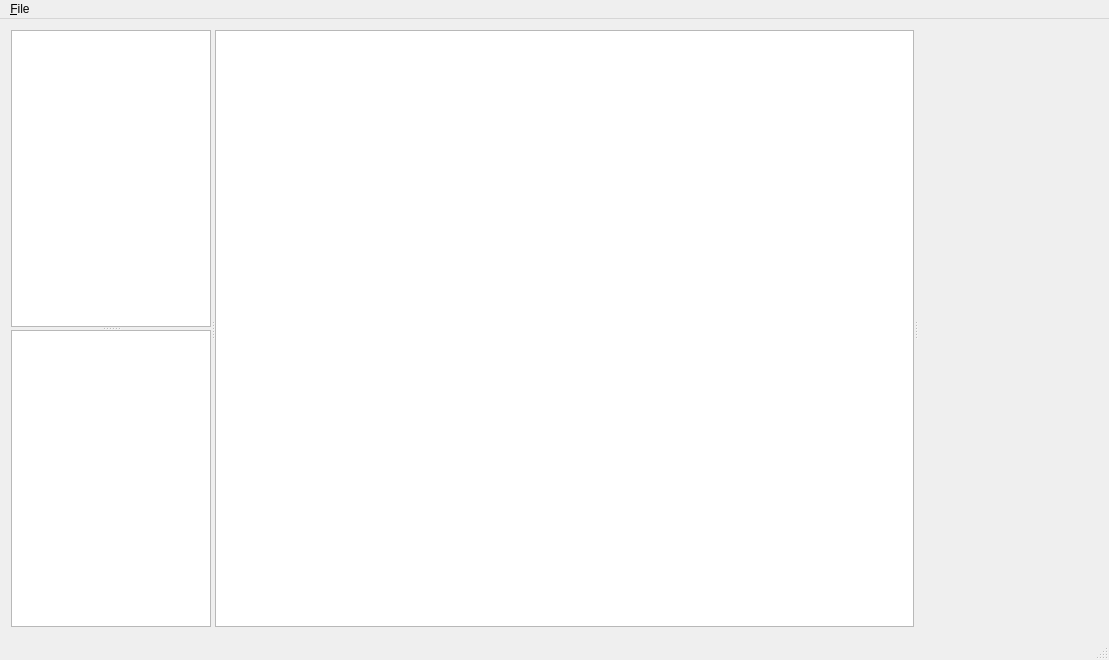
Above: trunk/maker/src/mainwindow.ui from develer-staff/rooms before the change. Below: the same form after it.
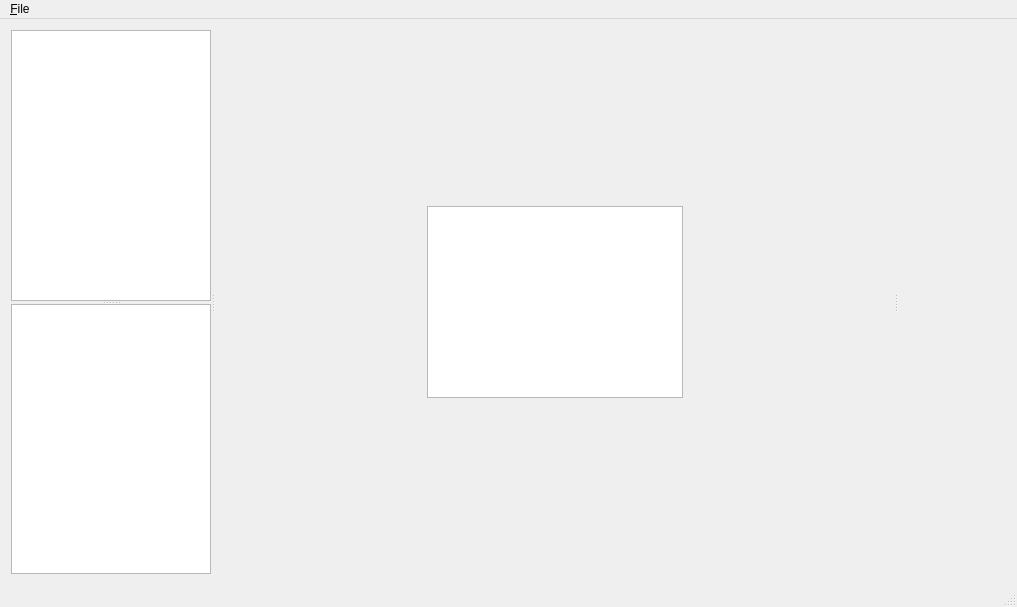
That is the form after the change. Custom widgets are drawn as their Qt base class.

Commit message: implementing the MVC for the roomList

What changed in the file:
```diff
--- a/trunk/maker/src/mainwindow.ui
+++ b/trunk/maker/src/mainwindow.ui
@@ -6,8 +6,8 @@
    <rect>
     <x>0</x>
     <y>0</y>
-    <width>1109</width>
-    <height>660</height>
+    <width>1017</width>
+    <height>607</height>
    </rect>
   </property>
   <property name="windowTitle">
@@ -17,8 +17,8 @@
    <bool>true</bool>
   </property>
   <widget class="QWidget" name="centralWidget">
-   <layout class="QGridLayout" name="gridLayout">
-    <item row="0" column="1">
+   <layout class="QGridLayout" name="gridLayout_2">
+    <item row="0" column="0">
      <widget class="QSplitter" name="splitter_2">
       <property name="orientation">
        <enum>Qt::Horizontal</enum>
@@ -65,7 +65,7 @@
          <number>0</number>
         </attribute>
        </widget>
-       <widget class="QTableView" name="roomsList">
+       <widget class="QListView" name="roomsList">
         <property name="minimumSize">
          <size>
           <width>80</width>
@@ -78,27 +78,82 @@
           <height>16777215</height>
          </size>
         </property>
-        <attribute name="verticalHeaderVisible">
-         <bool>false</bool>
-        </attribute>
-        <attribute name="verticalHeaderCascadingSectionResizes">
-         <bool>true</bool>
-        </attribute>
-        <attribute name="verticalHeaderDefaultSectionSize">
-         <number>0</number>
-        </attribute>
        </widget>
       </widget>
-      <widget class="RoomView" name="roomView">
-       <property name="contextMenuPolicy">
-        <enum>Qt::CustomContextMenu</enum>
-       </property>
-       <property name="renderHints">
-        <set>QPainter::Antialiasing|QPainter::HighQualityAntialiasing|QPainter::SmoothPixmapTransform|QPainter::TextAntialiasing</set>
-       </property>
-       <property name="dragMode">
-        <enum>QGraphicsView::RubberBandDrag</enum>
-       </property>
+      <widget class="QWidget" name="widget" native="true">
+       <layout class="QGridLayout" name="gridLayout">
+        <item row="0" column="1">
+         <spacer name="verticalSpacer">
+          <property name="orientation">
+           <enum>Qt::Vertical</enum>
+          </property>
+          <property name="sizeHint" stdset="0">
+           <size>
+            <width>20</width>
+            <height>159</height>
+           </size>
+          </property>
+         </spacer>
+        </item>
+        <item row="1" column="0">
+         <spacer name="horizontalSpacer_2">
+          <property name="orientation">
+           <enum>Qt::Horizontal</enum>
+          </property>
+          <property name="sizeHint" stdset="0">
+           <size>
+            <width>175</width>
+            <height>20</height>
+           </size>
+          </property>
+         </spacer>
+        </item>
+        <item row="1" column="1">
+         <widget class="RoomView" name="roomView">
+          <property name="sizePolicy">
+           <sizepolicy hsizetype="Fixed" vsizetype="Fixed">
+            <horstretch>0</horstretch>
+            <verstretch>0</verstretch>
+           </sizepolicy>
+          </property>
+          <property name="contextMenuPolicy">
+           <enum>Qt::CustomContextMenu</enum>
+          </property>
+          <property name="renderHints">
+           <set>QPainter::Antialiasing|QPainter::HighQualityAntialiasing|QPainter::SmoothPixmapTransform|QPainter::TextAntialiasing</set>
+          </property>
+          <property name="dragMode">
+           <enum>QGraphicsView::RubberBandDrag</enum>
+          </property>
+         </widget>
+        </item>
+        <item row="1" column="2">
+         <spacer name="horizontalSpacer">
+          <property name="orientation">
+           <enum>Qt::Horizontal</enum>
+          </property>
+          <property name="sizeHint" stdset="0">
+           <size>
+            <width>175</width>
+            <height>20</height>
+           </size>
+          </property>
+         </spacer>
+        </item>
+        <item row="2" column="1">
+         <spacer name="verticalSpacer_2">
+          <property name="orientation">
+           <enum>Qt::Vertical</enum>
+          </property>
+          <property name="sizeHint" stdset="0">
+           <size>
+            <width>20</width>
+            <height>159</height>
+           </size>
+          </property>
+         </spacer>
+        </item>
+       </layout>
       </widget>
       <widget class="QWidget" name="settingsWidget" native="true">
        <property name="sizePolicy">
@@ -123,7 +178,7 @@
     <rect>
      <x>0</x>
      <y>0</y>
-     <width>1109</width>
+     <width>1017</width>
      <height>21</height>
     </rect>
    </property>
```
The commit also changes 7 other files.
